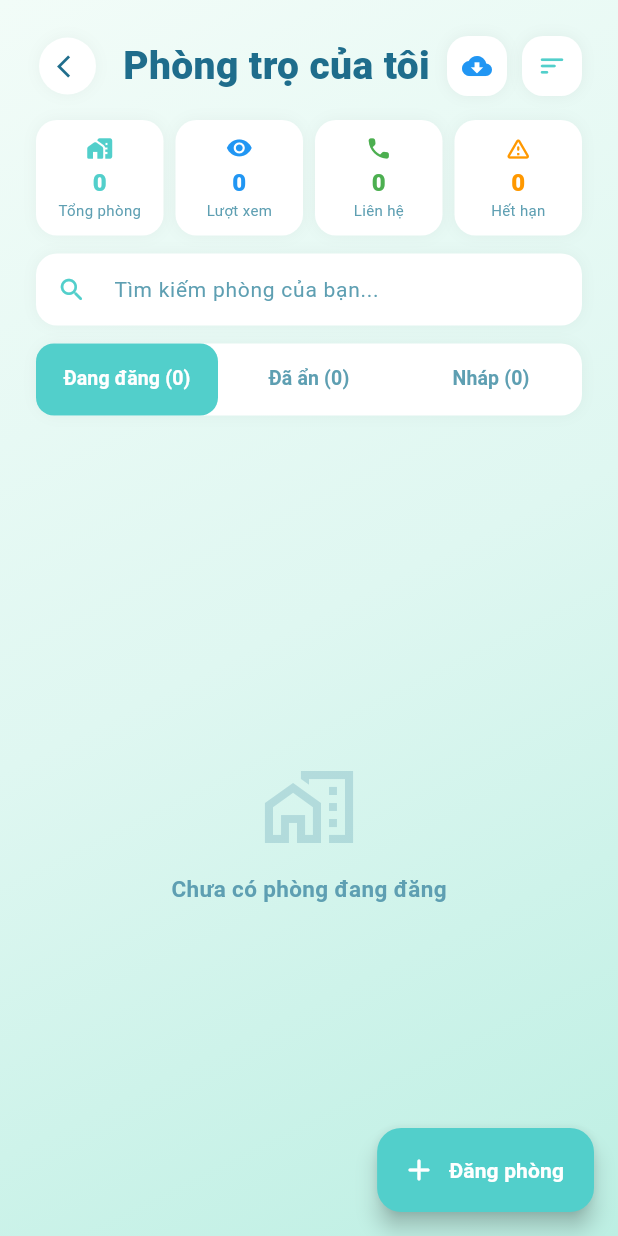
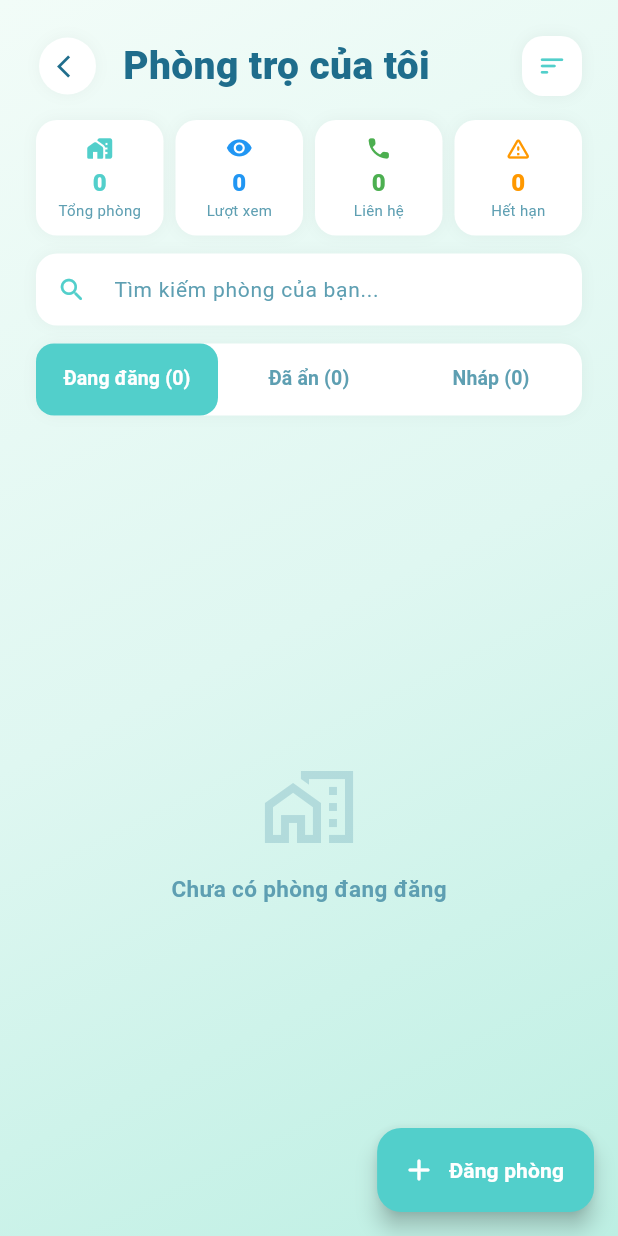
Before and after one commit to LeAn0305/Smart_Room_Finder, a Flutter app: the MyRoomScreen screen opened directly, on a phone screen of 412 x 824 dp. Run offline on Flutter 3.47's test engine with Material 3 defaults, Android fonts, the phone set to English and light mode, and no system bars; our stand-ins replace cloud_firestore, firebase_auth, firebase_core, firebase_messaging, firebase_storage, flutter_map and 8 more; missing offline and left inert: google_sign_in_all_platforms; accounts and stored records are empty.

Commit message:
Hide import button from non-admin accounts

```diff
--- a/lib/screens/my_room/my_room_screen.dart
+++ b/lib/screens/my_room/my_room_screen.dart
@@ -2,6 +2,7 @@ import 'dart:io';
 import 'package:flutter/foundation.dart';
 import 'package:flutter/material.dart';
 import 'package:provider/provider.dart';
+import 'package:firebase_auth/firebase_auth.dart';
 import 'package:smart_room_finder/core/constants/app_colors.dart';
 import 'package:smart_room_finder/models/room_model.dart';
 import 'package:smart_room_finder/providers/room_provider.dart';
@@ -366,7 +367,8 @@ class _MyRoomScreenState extends State<MyRoomScreen>
               ),
             ),
           ),
-          // Nút nạp lại 20 phòng mẫu (dành cho Admin)
+          // Chỉ hiển thị nút nạp phòng mẫu nếu là tài khoản Admin (1@gmail.com)
+          if (FirebaseAuth.instance.currentUser?.email == '1@gmail.com')
             GestureDetector(
               onTap: () async {
                 ScaffoldMessenger.of(context).showSnackBar(
```
Lines whose indentation alone changed are shown as unchanged.
